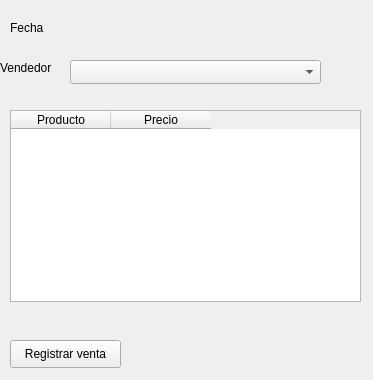
The window that GUI/VentanaAlta.ui (MartinRomero1/pp3) describes before a commit, drawn with Qt 5.
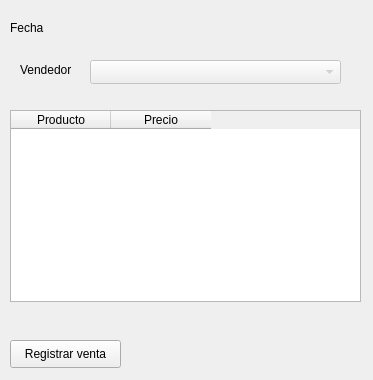
The same window after the commit.

Commit message: usuario default alta OK

```diff
--- a/GUI/VentanaAlta.ui
+++ b/GUI/VentanaAlta.ui
@@ -54,11 +54,11 @@
   </widget>
   <widget class="QComboBox" name="listavendedor">
    <property name="enabled">
-    <bool>true</bool>
+    <bool>false</bool>
    </property>
    <property name="geometry">
     <rect>
-     <x>70</x>
+     <x>90</x>
      <y>60</y>
      <width>251</width>
      <height>24</height>
@@ -74,8 +74,8 @@
   <widget class="QLabel" name="label_5">
    <property name="geometry">
     <rect>
-     <x>0</x>
-     <y>60</y>
+     <x>20</x>
+     <y>62</y>
      <width>58</width>
      <height>16</height>
     </rect>
```
The commit also changes 1 other file.
